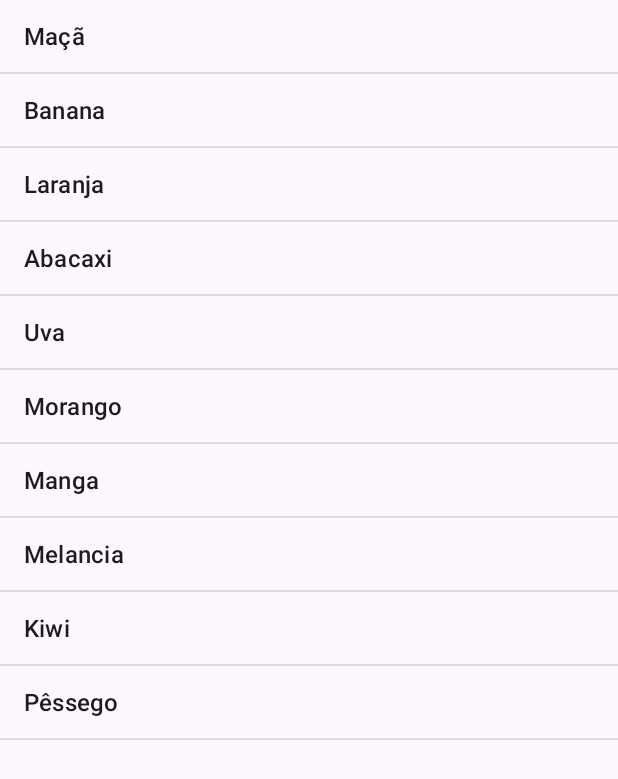
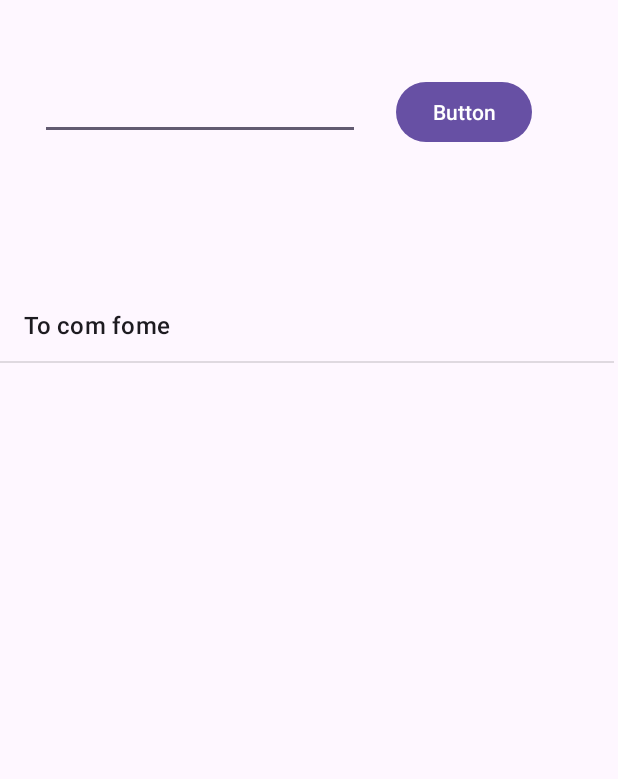
Before and after one commit to Laaioner/mobilidade_pt2, an Android app: the screen it shows after launch (MainActivity), on a phone screen of 412 x 824 dp. Shown: the top 779 px of the screen. Run offline under Robolectric (Android 15) with nearby library versions, the phone set to English and light mode, and no system bars.

Commit message:
ListView utilizando banco de dados

```diff
--- a/app/src/main/java/com/example/listagempersonalizada/MainActivity.java
+++ b/app/src/main/java/com/example/listagempersonalizada/MainActivity.java
@@ -1,15 +1,31 @@
 package com.example.listagempersonalizada;
 
+import android.content.ContentValues;
+import android.database.Cursor;
+import android.database.sqlite.SQLiteDatabase;
 import android.os.Bundle;
+import android.util.Log;
+import android.view.View;
+import android.widget.AdapterView;
 import android.widget.ArrayAdapter;
+import android.widget.Button;
+import android.widget.EditText;
 import android.widget.ListView;
+import android.widget.Toast;
 
 import androidx.activity.EdgeToEdge;
 import androidx.appcompat.app.AppCompatActivity;
+import androidx.core.graphics.Insets;
+import androidx.core.view.ViewCompat;
+import androidx.core.view.WindowInsetsCompat;
+
+import java.util.ArrayList;
 
 public class MainActivity extends AppCompatActivity {
-
-    ListView listaFrutas;
+    SQLiteDatabase db;
+    Button buttonInsere;
+    EditText editText;
+    ListView listView;
 
     @Override
     protected void onCreate(Bundle savedInstanceState) {
@@ -17,19 +33,62 @@ public class MainActivity extends AppCompatActivity {
         EdgeToEdge.enable(this);
         setContentView(R.layout.activity_main);
 
-        String[] frutas = {
-                "Maçã", "Banana", "Laranja", "Abacaxi", "Uva",
-                "Morango", "Manga", "Melancia", "Kiwi", "Pêssego"
-        };
+        // ASSOCIAR VIEW A VARIAVEIS LOCAIS
+        buttonInsere = findViewById(R.id.buttonInsere);
+        editText = findViewById(R.id.edText);
+        listView = findViewById(R.id.listView);
 
-        listaFrutas = findViewById(R.id.listaFrutas);
+        db = openOrCreateDatabase("minhanotinhas", MODE_PRIVATE, null);
+        db.execSQL("CREATE TABLE IF NOT EXISTS notas (id INTEGER PRIMARY KEY AUTOINCREMENT, txt TEXT)");
+
+        // Handler tratamento de evento
+        buttonInsere.setOnClickListener(v -> {
+            insereNota(editText.getText().toString().trim());
+        });
+
+        String exemplo = "To com fome";
+        ContentValues cv = new ContentValues();
+        cv.put("txt", exemplo);
+        db.insert("notas", null, cv);
+
+        listView.setOnItemLongClickListener((adapterView, view, i, l) -> {
+            db.delete("notas", "id=?", new String[]{Integer.toString(i + 1)});
+            Toast.makeText(getApplicationContext(), "Nota deletada", Toast.LENGTH_SHORT).show();
+            carregaNota();
+            return true;
+        });
+
+        carregaNota();
+    }
+
+    public String insereNota(String txt) {
+        ContentValues cv = new ContentValues();
+        cv.put("txt", txt);
+        db.insert("notas", null, cv);
+        carregaNota();
+        return "Nota Inserida";
+    }
+
+    public void carregaNota() {
+        Cursor cursor = db.rawQuery("SELECT * FROM notas", null);
+        cursor.moveToFirst(); // inicia o cursor
+        ArrayList<String> notas = new ArrayList<>();
+
+        while (!cursor.isAfterLast()) {
+            int column = cursor.getColumnIndex("txt");
+            notas.add(cursor.getString(column));
+            cursor.moveToNext();
+        }
+
+        cursor.close();
 
         ArrayAdapter<String> adapter = new ArrayAdapter<>(
                 this,
                 android.R.layout.simple_list_item_1,
-                frutas
+                android.R.id.text1,
+                notas
         );
 
-        listaFrutas.setAdapter(adapter);
+        listView.setAdapter(adapter);
     }
 }
--- a/app/src/main/res/layout/activity_main.xml
+++ b/app/src/main/res/layout/activity_main.xml
@@ -7,15 +7,39 @@
     android:layout_height="match_parent"
     tools:context=".MainActivity">
 
-    <LinearLayout
-        android:layout_width="match_parent"
-        android:layout_height="match_parent"
-        android:orientation="vertical">
+    <Button
+        android:id="@+id/buttonInsere"
+        android:layout_width="wrap_content"
+        android:layout_height="wrap_content"
+        android:text="Button"
+        app:layout_constraintBottom_toBottomOf="parent"
+        app:layout_constraintEnd_toEndOf="parent"
+        app:layout_constraintHorizontal_bias="0.822"
+        app:layout_constraintStart_toStartOf="parent"
+        app:layout_constraintTop_toTopOf="parent"
+        app:layout_constraintVertical_bias="0.065" />
 
-        <ListView
-            android:id="@+id/listaFrutas"
-            android:layout_width="match_parent"
-            android:layout_height="match_parent" />
-    </LinearLayout>
+    <EditText
+        android:id="@+id/edText"
+        android:layout_width="wrap_content"
+        android:layout_height="wrap_content"
+        android:layout_marginTop="48dp"
+        android:ems="10"
+        android:inputType="text"
+        app:layout_constraintBottom_toTopOf="@+id/listView"
+        app:layout_constraintEnd_toEndOf="parent"
+        app:layout_constraintHorizontal_bias="0.134"
+        app:layout_constraintStart_toStartOf="parent"
+        app:layout_constraintTop_toTopOf="parent"
+        app:layout_constraintVertical_bias="0.0" />
+
+    <ListView
+        android:id="@+id/listView"
+        android:layout_width="409dp"
+        android:layout_height="631dp"
+        app:layout_constraintBottom_toBottomOf="parent"
+        app:layout_constraintTop_toTopOf="parent"
+        app:layout_constraintVertical_bias="1.0"
+        tools:layout_editor_absoluteX="1dp" />
 
 </androidx.constraintlayout.widget.ConstraintLayout>
```
